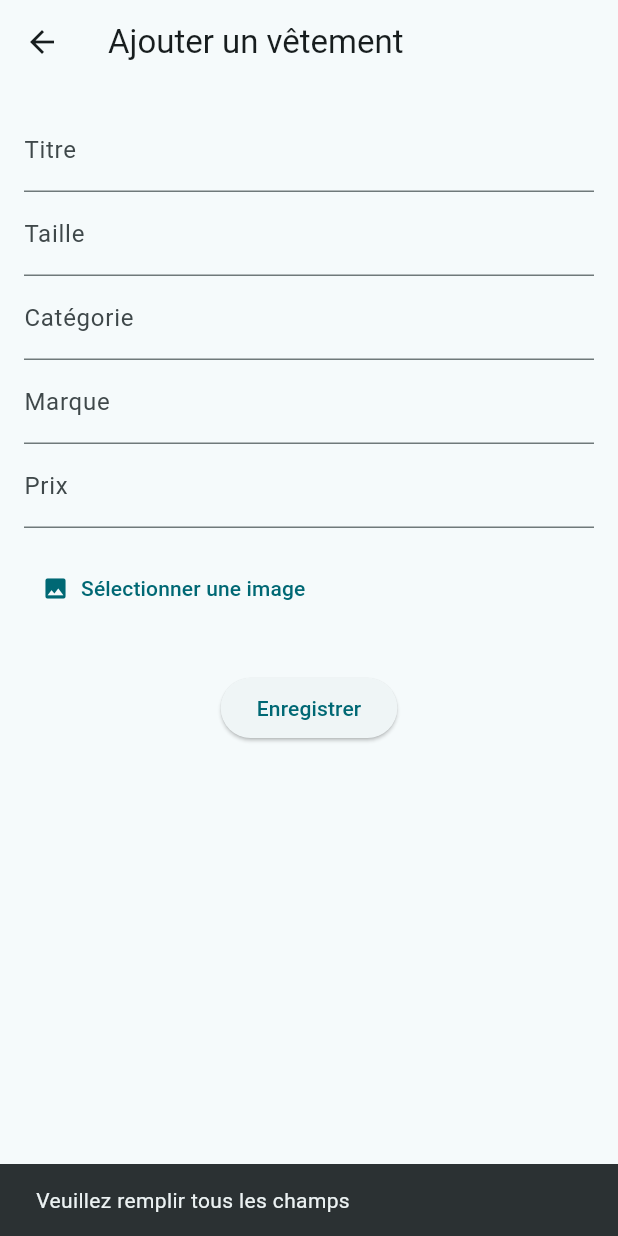
After one commit to Hamza-ouabiba/clothing_app, a Flutter app: the AjouterVetement screen opened directly, after a tap on "Enregistrer", on a phone screen of 412 x 824 dp. The commit adds this screen. Run offline on Flutter 3.47's test engine with Material 3 defaults, Android fonts, the phone set to English and light mode, and no system bars; our stand-ins replace cloud_firestore, firebase_auth, firebase_core, image_picker; accounts and stored records are empty.

Commit message:
ai integration

```diff
--- /dev/null
+++ b/assets/labels.txt
@@ -0,0 +1,3 @@
+0 Pantalon
+1 Short
+2 T-shirt
--- a/lib/Controllers/vetementController.dart
+++ b/lib/Controllers/vetementController.dart
@@ -9,4 +9,19 @@ class VetementController {
     QuerySnapshot querySnapshot = await vetementsCollection.get();
     return querySnapshot.docs.map((doc) => Vetement.fromDocument(doc)).toList();
   }
+
+  Future<void> addVetement(Vetement vetement) async {
+    try {
+      await vetementsCollection.add({
+        'titre': vetement.titre,
+        'taille': vetement.taille,
+        'categorie': vetement.categorie,
+        'prix': vetement.prix,
+        'image': vetement.image,
+      });
+    } catch (e) {
+      print('Error adding vetement: $e');
+      throw e;
+    }
+  }
 }
--- /dev/null
+++ b/lib/View/ajouter_vetement.dart
@@ -0,0 +1,203 @@
+import 'package:clothing_app/Controllers/vetementController.dart';
+import 'package:clothing_app/Models/Vetement.dart';
+import 'package:flutter/foundation.dart'; // For kIsWeb
+import 'package:flutter/material.dart';
+import 'package:image_picker/image_picker.dart';
+import 'package:http/http.dart' as http;
+import 'dart:convert';
+import 'dart:typed_data';
+
+class AjouterVetement extends StatefulWidget {
+  @override
+  _AjouterVetementState createState() => _AjouterVetementState();
+}
+
+class _AjouterVetementState extends State<AjouterVetement> {
+  final TextEditingController titreController = TextEditingController();
+  final TextEditingController tailleController = TextEditingController();
+  final TextEditingController categorieController = TextEditingController();
+  final TextEditingController marqueController = TextEditingController();
+  final TextEditingController prixController = TextEditingController();
+
+  Uint8List? _imageData; // For storing the image data when picked
+  bool _loading = false;
+  String? _classificationResult;
+
+  // Instantiate your VetementController
+  final VetementController vetementController = VetementController();
+
+  Future<void> _pickImage() async {
+    final pickedFile =
+        await ImagePicker().pickImage(source: ImageSource.gallery);
+    if (pickedFile != null) {
+      // Read the image as bytes
+      _imageData = await pickedFile.readAsBytes();
+      setState(() {
+        classifyImage(_imageData!);
+      });
+    }
+  }
+
+  Future<void> classifyImage(Uint8List imageData) async {
+    setState(() {
+      _loading = true;
+      _classificationResult = null;
+    });
+
+    try {
+      final request = http.MultipartRequest(
+        'POST',
+        Uri.parse(
+            'http://127.0.0.1:5000/predict'), // Update with your server URL
+      );
+      request.files.add(http.MultipartFile.fromBytes('file', imageData,
+          filename: 'image.png'));
+
+      final response = await request.send();
+      final responseBody = await http.Response.fromStream(response);
+      if (response.statusCode == 200) {
+        // Assuming the server returns a JSON with classification result
+        final data = json.decode(responseBody.body);
+        print(data);
+        // Extract the class with the highest probability
+        if (data['prediction'] != null && data['prediction'].isNotEmpty) {
+          final prediction = data['prediction'];
+
+          setState(() {
+            _classificationResult = prediction['class']; // Get the class name
+            // Populate the category field with the top prediction
+            categorieController.text =
+                _classificationResult ?? ''; // Update the category controller
+          });
+        }
+      } else {
+        setState(() {
+          _classificationResult = 'Failed to classify image';
+        });
+      }
+    } catch (e) {
+      setState(() {
+        _classificationResult = 'Error: $e';
+      });
+    } finally {
+      setState(() {
+        _loading = false;
+      });
+    }
+  }
+
+  void _saveVetement() {
+    if (titreController.text.isNotEmpty &&
+        tailleController.text.isNotEmpty &&
+        categorieController.text.isNotEmpty &&
+        marqueController.text.isNotEmpty &&
+        prixController.text.isNotEmpty) {
+      // Convert the image data to a Base64 string
+      String? base64Image;
+      if (_imageData != null) {
+        base64Image = base64Encode(_imageData!);
+      }
+
+      final newVetement = Vetement(
+          titre: titreController.text,
+          taille: tailleController.text,
+          categorie: categorieController.text,
+          marque: marqueController.text,
+          prix: double.parse(prixController.text),
+          image: base64Image!,
+          id: '');
+
+      // Call the method to add the Vetement
+      vetementController.addVetement(newVetement);
+
+      // Optionally, show a confirmation message
+      ScaffoldMessenger.of(context).showSnackBar(
+        SnackBar(content: Text('Vêtement enregistré avec succès')),
+      );
+
+      // Clear the form after saving
+      titreController.clear();
+      tailleController.clear();
+      categorieController.clear();
+      marqueController.clear();
+      prixController.clear();
+      setState(() {
+        _imageData = null; // Reset the image
+        _classificationResult = null; // Reset the classification result
+      });
+    } else {
+      // Handle the case where the form is not filled correctly
+      ScaffoldMessenger.of(context).showSnackBar(
+        SnackBar(content: Text('Veuillez remplir tous les champs')),
+      );
+    }
+  }
+
+  @override
+  Widget build(BuildContext context) {
+    return Scaffold(
+      appBar: AppBar(
+        title: Text('Ajouter un vêtement'),
+      ),
+      body: Padding(
+        padding: const EdgeInsets.all(16.0),
+        child: Column(
+          crossAxisAlignment: CrossAxisAlignment.start,
+          children: [
+            TextField(
+              controller: titreController,
+              decoration: InputDecoration(labelText: 'Titre'),
+            ),
+            TextField(
+              controller: tailleController,
+              decoration: InputDecoration(labelText: 'Taille'),
+            ),
+            TextField(
+              controller: categorieController,
+              decoration: InputDecoration(labelText: 'Catégorie'),
+            ),
+            TextField(
+              controller: marqueController,
+              decoration: InputDecoration(labelText: 'Marque'),
+            ),
+            TextField(
+              controller: prixController,
+              decoration: InputDecoration(labelText: 'Prix'),
+              keyboardType: TextInputType.number,
+            ),
+            SizedBox(height: 16),
+            TextButton.icon(
+              icon: Icon(Icons.image),
+              label: Text('Sélectionner une image'),
+              onPressed: _pickImage,
+            ),
+            if (_imageData != null)
+              Column(
+                children: [
+                  // Display the image from memory
+                  Image.memory(_imageData!, height: 150),
+                  if (_loading) CircularProgressIndicator(),
+                  if (_classificationResult != null)
+                    Padding(
+                      padding: const EdgeInsets.only(top: 16.0),
+                      child: Text(
+                        "Classification: $_classificationResult",
+                        style: TextStyle(
+                            fontSize: 16, fontWeight: FontWeight.bold),
+                      ),
+                    ),
+                ],
+              ),
+            SizedBox(height: 32),
+            Center(
+              child: ElevatedButton(
+                onPressed: _saveVetement, // Call the save logic here
+                child: Text('Enregistrer'),
+              ),
+            ),
+          ],
+        ),
+      ),
+    );
+  }
+}
--- a/lib/main.dart
+++ b/lib/main.dart
@@ -6,7 +6,6 @@ import 'package:flutter/material.dart';
 import 'Firebase/firebase_options.dart';
 
 void main() async {
-  // Initialize Firebase asynchronously
   WidgetsFlutterBinding.ensureInitialized();
   await Firebase.initializeApp(
     options: DefaultFirebaseOptions.currentPlatform,
```
Also changed, not shown: lib/View/user_content.dart (+4 -7 lines), pubspec.yaml (+9 -69 lines), pubspec.lock, 6 other files.
